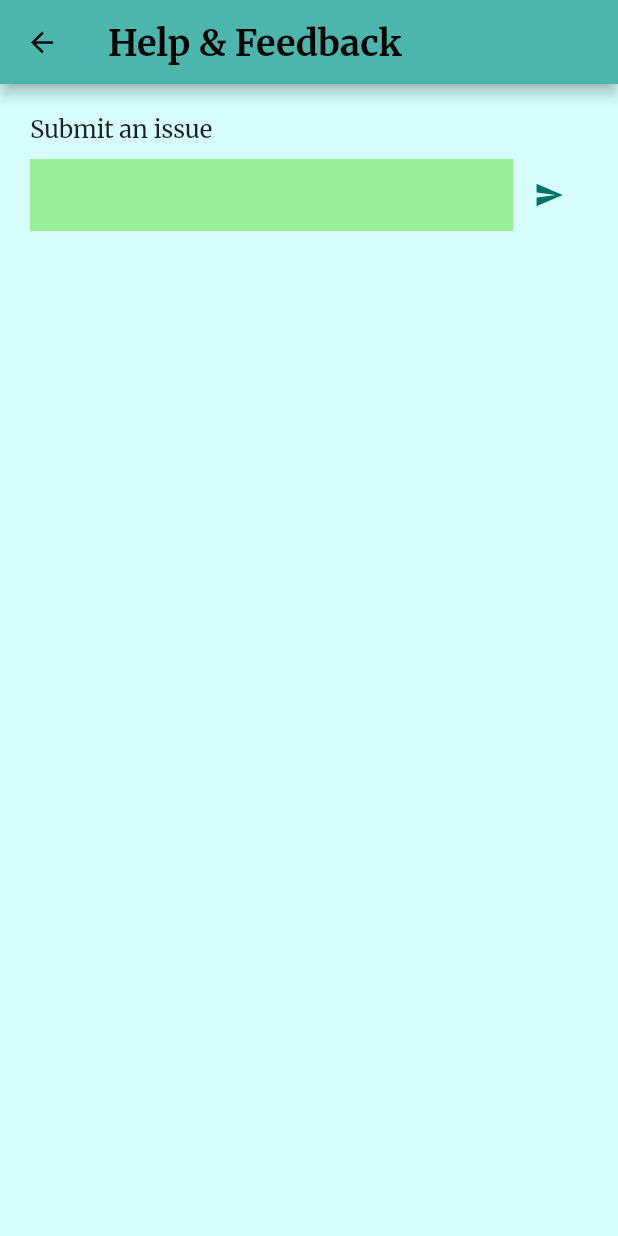
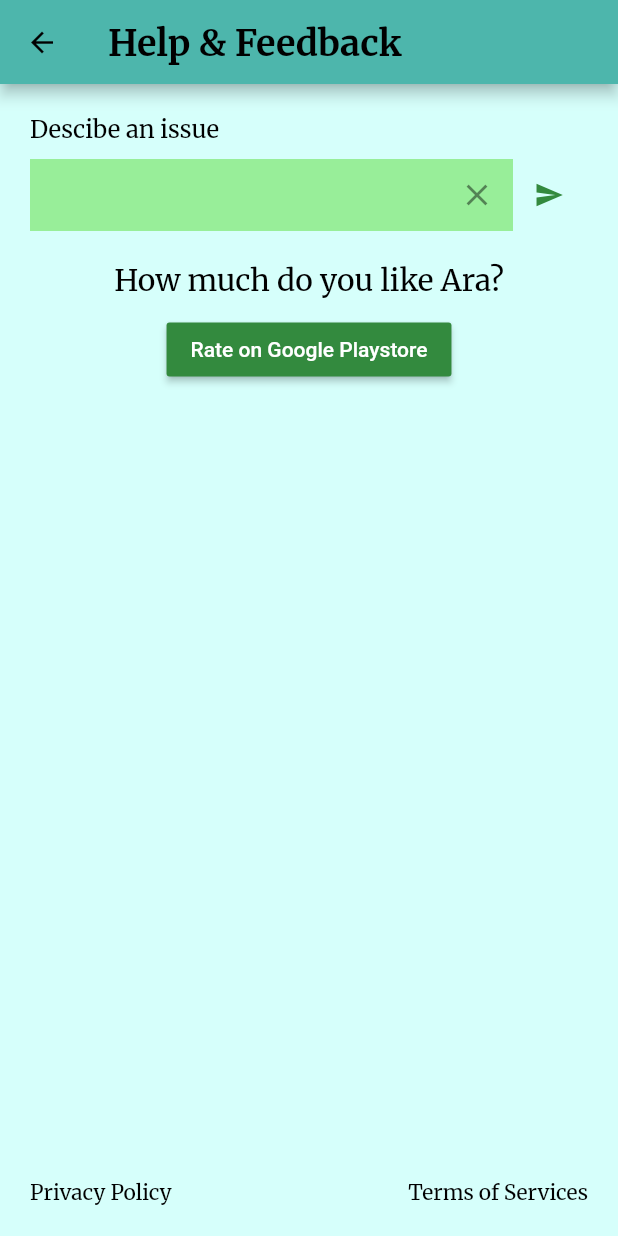
Before and after one commit to arsharaj/ara-chatbot, a Flutter app: the HelpAndFeedback screen opened by its route, after a tap on the "send" icon, on a phone screen of 412 x 824 dp. Run offline on Flutter 3.47's test engine with Material 2 defaults, Android fonts, the phone set to English and light mode, and no system bars; our stand-ins replace google_fonts.

Commit message:
Add the completed help and feddback ui

```diff
--- a/lib/components/help_and_feedback.dart
+++ b/lib/components/help_and_feedback.dart
@@ -7,6 +7,7 @@ import 'package:google_fonts/google_fonts.dart';
 class HelpAndFeedback extends StatelessWidget {
   // The title of the application
   final String title;
+  // Controller for the textfield for handling text
   final TextEditingController controller = TextEditingController();
 
   // Constructor
@@ -14,7 +15,22 @@ class HelpAndFeedback extends StatelessWidget {
 
   @override
   Widget build(BuildContext context) {
-    final Color backgroundColor = (MediaQuery.of(context).platformBrightness == Brightness.light) ? backgroundColorLight : backgroundColorDark;
+    final Color backgroundColor =
+        (MediaQuery.of(context).platformBrightness == Brightness.light)
+            ? backgroundColorLight
+            : backgroundColorDark;
+    final Color textColor =
+        (MediaQuery.of(context).platformBrightness == Brightness.light)
+            ? textColorLight
+            : textColorDark;
+    final Color buttonTextColor =
+        (MediaQuery.of(context).platformBrightness == Brightness.dark)
+            ? textColorLight
+            : textColorDark;
+    final Color buttonColor =
+        (MediaQuery.of(context).platformBrightness == Brightness.dark)
+            ? accentColorDark
+            : accentColorLight;
 
     return Scaffold(
       backgroundColor: backgroundColor,
@@ -27,9 +43,10 @@ class HelpAndFeedback extends StatelessWidget {
           crossAxisAlignment: CrossAxisAlignment.start,
           children: <Widget>[
             Text(
-              "Submit an issue",
+              "Descibe an issue",
               style: GoogleFonts.merriweather(
                 fontSize: 16,
+                color: textColor,
               ),
             ),
             SizedBox(
@@ -38,12 +55,16 @@ class HelpAndFeedback extends StatelessWidget {
             Row(
               children: <Widget>[
                 SizedBox(
-                  width: (MediaQuery.of(context).size.width)-90,
+                  width: (MediaQuery.of(context).size.width) - 90,
                   child: TextFormField(
                     autocorrect: true,
                     controller: controller,
                     keyboardType: TextInputType.text,
                     decoration: InputDecoration(
+                      suffixIcon: IconButton(
+                        icon: Icon(Icons.clear),
+                        onPressed: () => controller.clear(),
+                      ),
                       border: InputBorder.none,
                       fillColor: accentColorDark,
                       filled: true,
@@ -52,12 +73,69 @@ class HelpAndFeedback extends StatelessWidget {
                 ),
                 IconButton(
                   icon: Icon(Icons.send),
-              color: backgroundColorDark,
-              onPressed: (){
-                print(controller.value.text);
+                  color: buttonColor,
+                  onPressed: () {
+                    // TODO
+                    if (controller.text == "") {
+                      print("Empty text field!!");
+                    } else {
+                      print(controller.text);
+                    }
+                    controller.text = "";
                   },
                 ),
               ],
+            ),
+            SizedBox(
+              height: 20,
+            ),
+            Center(
+              child: Column(
+                children: <Widget>[
+                  Text(
+                    "How much do you like Ara?",
+                    style: GoogleFonts.merriweather(
+                      color: textColor,
+                      fontSize: 20,
+                    ),
+                  ),
+                  SizedBox(height: 10),
+                  RaisedButton(
+                    onPressed: () {},
+                    child: Text(
+                      "Rate on Google Playstore",
+                    ),
+                    color: buttonColor,
+                    textColor: buttonTextColor,
+                  ),
+                ],
+              ),
+            ),
+            Expanded(
+              child: Row(
+                mainAxisAlignment: MainAxisAlignment.spaceBetween,
+                crossAxisAlignment: CrossAxisAlignment.end,
+                children: <Widget>[
+                  GestureDetector(
+                    onTap: () => Navigator.pushNamed(context, "/privacy"),
+                    child: Text(
+                      "Privacy Policy",
+                      style: GoogleFonts.merriweather(
+                        color: textColor,
+                      ),
+                    ),
+                  ),
+                  GestureDetector(
+                    onTap: () => Navigator.pushNamed(context, "/terms"),
+                    child: Text(
+                      "Terms of Services",
+                      style: GoogleFonts.merriweather(
+                        color: textColor,
+                      ),
+                    ),
+                  ),
+                ],
+              ),
             ),
           ],
         ),
```
Also changed, not shown: 1 other file. Lines whose indentation alone changed are shown as unchanged.
